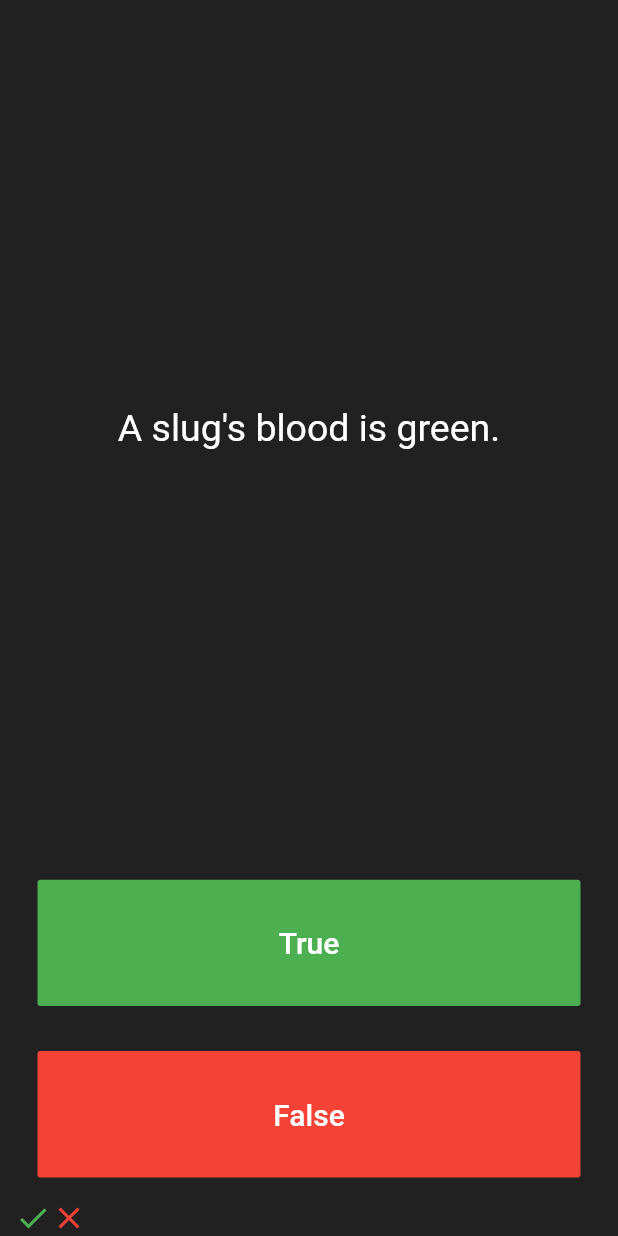
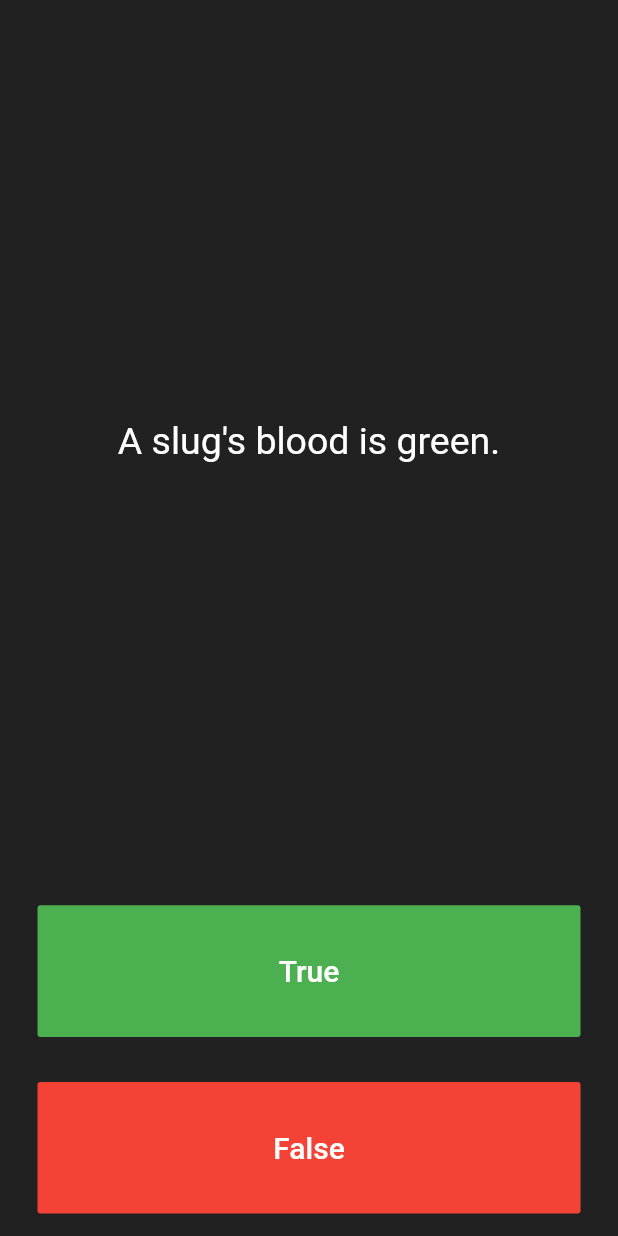
Before and after one commit to konlanz/Quizeler, a Flutter app: the screen it shows after launch, after a tap on "True", after a tap on "False", on a phone screen of 412 x 824 dp. Run offline on Flutter 3.47's test engine with Material 2 defaults, Android fonts, the phone set to English and light mode, and no system bars.

Commit message:
this is an updated version 2

```diff
--- a/lib/main.dart
+++ b/lib/main.dart
@@ -74,7 +74,7 @@ class _QuizLerState extends State<QuizLer> {
               ),
               onPressed: () {
                 bool corectAnswer =
-                    quizBraiN.questionsBank[questionNumber].questionAnswer;
+                quizBraiN.questionsBank[questionNumber].questionAnswer;
                 if (corectAnswer == true) {
                   print('the answer is true');
                 } else {
@@ -82,12 +82,6 @@ class _QuizLerState extends State<QuizLer> {
                 }
                 setState(() {
                   questionNumber++;
-                  scoreKepper.add(
-                    Icon(
-                      Icons.check,
-                      color: Colors.green,
-                    ),
-                  );
                 });
               },
             ),
@@ -116,12 +110,12 @@ class _QuizLerState extends State<QuizLer> {
                 }
                 setState(() {
                   questionNumber++;
-                  scoreKepper.add(
+                  /*scoreKepper.add(
                     Icon(
                       Icons.close,
                       color: Colors.red,
                     ),
-                  );
+                  );*/
                 });
               },
             ),
```
